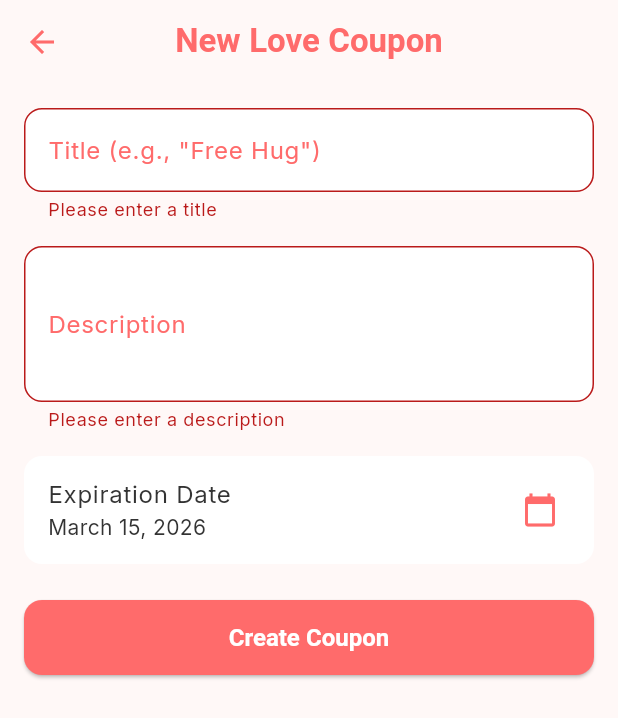
After one commit to munkh-hustle/muchi, a Flutter app: the AddEditCouponScreen screen opened directly, after a tap on "Create Coupon", on a phone screen of 412 x 824 dp. The commit adds this screen. Shown: the top 718 px of the screen. Run offline on Flutter 3.47's test engine with Material 3 defaults, Android fonts, the phone set to English and light mode, and no system bars; our stand-ins replace file_picker, google_fonts, share_plus, shared_preferences; accounts and stored records are empty; Roboto replaces fonts that are missing (DancingScript); project files that could hold a hidden picture were left out.

Commit message:
v31 Added Love Coupon For Valentine

```diff
--- /dev/null
+++ b/lib/data/love_coupon.dart
@@ -0,0 +1,41 @@
+// lib\data\love_coupon.dart
+class LoveCoupon {
+  final String id;
+  final String title;
+  final String description;
+  final DateTime expirationDate;
+  final bool isRedeemed;
+  final DateTime createdAt;
+
+  LoveCoupon({
+    required this.id,
+    required this.title,
+    required this.description,
+    required this.expirationDate,
+    this.isRedeemed = false,
+    DateTime? createdAt,
+  }) : createdAt = createdAt ?? DateTime.now();
+
+  // For JSON serialization
+  factory LoveCoupon.fromJson(Map<String, dynamic> json) {
+    return LoveCoupon(
+      id: json['id'],
+      title: json['title'],
+      description: json['description'],
+      expirationDate: DateTime.parse(json['expirationDate']),
+      isRedeemed: json['isRedeemed'] ?? false,
+      createdAt: DateTime.parse(json['createdAt']),
+    );
+  }
+
+  Map<String, dynamic> toJson() {
+    return {
+      'id': id,
+      'title': title,
+      'description': description,
+      'expirationDate': expirationDate.toIso8601String(),
+      'isRedeemed': isRedeemed,
+      'createdAt': createdAt.toIso8601String(),
+    };
+  }
+}
--- a/lib/main.dart
+++ b/lib/main.dart
@@ -2,6 +2,7 @@
 import 'package:flutter/material.dart';
 import 'package:google_fonts/google_fonts.dart';
 import 'package:muchi/providers/chat_provider.dart';
+import 'package:muchi/providers/love_coupon_provider.dart';
 import 'package:provider/provider.dart';
 import 'package:muchi/providers/memory_provider.dart';
 import 'package:muchi/screens/timeline_screen.dart';
@@ -21,6 +22,7 @@ class LoveDiaryApp extends StatelessWidget {
       providers: [
         ChangeNotifierProvider(create: (context) => MemoryProvider()),
         ChangeNotifierProvider(create: (context) => ChatProvider()),
+        ChangeNotifierProvider(create: (context) => LoveCouponProvider()),
       ],
       child: MaterialApp(
         title: 'MuChi Love Diary',
--- /dev/null
+++ b/lib/providers/love_coupon_provider.dart
@@ -0,0 +1,70 @@
+import 'package:flutter/material.dart';
+import 'package:muchi/data/love_coupon.dart';
+import 'package:muchi/services/storage_service.dart'; // Reuse existing storage, but we'll add methods
+
+class LoveCouponProvider extends ChangeNotifier {
+  List<LoveCoupon> _coupons = [];
+
+  List<LoveCoupon> get coupons => List.unmodifiable(_coupons);
+  int get count => _coupons.length;
+
+  LoveCouponProvider() {
+    _loadCoupons();
+  }
+
+  Future<void> _loadCoupons() async {
+    _coupons = await StorageService.loadCoupons();
+    _sortCoupons();
+    notifyListeners();
+  }
+
+  Future<void> addCoupon(LoveCoupon coupon) async {
+    _coupons.add(coupon);
+    _sortCoupons();
+    await StorageService.saveCoupons(_coupons);
+    notifyListeners();
+  }
+
+  Future<void> deleteCoupon(LoveCoupon coupon) async {
+    _coupons.remove(coupon);
+    await StorageService.saveCoupons(_coupons);
+    notifyListeners();
+  }
+
+  Future<void> updateCoupon(String id, LoveCoupon newCoupon) async {
+    final index = _coupons.indexWhere((c) => c.id == id);
+    if (index != -1) {
+      _coupons[index] = newCoupon;
+      _sortCoupons();
+      await StorageService.saveCoupons(_coupons);
+      notifyListeners();
+    }
+  }
+
+  Future<void> toggleRedeem(String id) async {
+    final index = _coupons.indexWhere((c) => c.id == id);
+    if (index != -1) {
+      final coupon = _coupons[index];
+      _coupons[index] = LoveCoupon(
+        id: coupon.id,
+        title: coupon.title,
+        description: coupon.description,
+        expirationDate: coupon.expirationDate,
+        isRedeemed: !coupon.isRedeemed,
+        createdAt: coupon.createdAt,
+      );
+      await StorageService.saveCoupons(_coupons);
+      notifyListeners();
+    }
+  }
+
+  void _sortCoupons() {
+    _coupons.sort((a, b) => b.createdAt.compareTo(a.createdAt)); // Newest first
+  }
+
+  Future<void> clearAll() async {
+    _coupons.clear();
+    await StorageService.clearCoupons();
+    notifyListeners();
+  }
+}
--- /dev/null
+++ b/lib/screens/add_edit_coupon_screen.dart
@@ -0,0 +1,129 @@
+import 'package:flutter/material.dart';
+import 'package:muchi/data/love_coupon.dart';
+import 'package:muchi/providers/love_coupon_provider.dart';
+import 'package:provider/provider.dart';
+import 'package:intl/intl.dart';
+
+class AddEditCouponScreen extends StatefulWidget {
+  final LoveCoupon? coupon;
+
+  const AddEditCouponScreen({super.key, this.coupon});
+
+  @override
+  State<AddEditCouponScreen> createState() => _AddEditCouponScreenState();
+}
+
+class _AddEditCouponScreenState extends State<AddEditCouponScreen> {
+  final _formKey = GlobalKey<FormState>();
+  final _titleController = TextEditingController();
+  final _descriptionController = TextEditingController();
+  DateTime _expirationDate = DateTime.now().add(const Duration(days: 30));
+
+  @override
+  void initState() {
+    super.initState();
+    if (widget.coupon != null) {
+      _titleController.text = widget.coupon!.title;
+      _descriptionController.text = widget.coupon!.description;
+      _expirationDate = widget.coupon!.expirationDate;
+    }
+  }
+
+  @override
+  void dispose() {
+    _titleController.dispose();
+    _descriptionController.dispose();
+    super.dispose();
+  }
+
+  Future<void> _selectExpirationDate() async {
+    final picked = await showDatePicker(
+      context: context,
+      initialDate: _expirationDate,
+      firstDate: DateTime.now(),
+      lastDate: DateTime.now().add(const Duration(days: 365 * 5)),
+    );
+    if (picked != null) {
+      setState(() {
+        _expirationDate = picked;
+      });
+    }
+  }
+
+  @override
+  Widget build(BuildContext context) {
+    return Scaffold(
+      appBar: AppBar(
+        title: Text(widget.coupon == null ? 'New Love Coupon' : 'Edit Love Coupon'),
+        backgroundColor: const Color(0xFFFFF8F7),
+        elevation: 0,
+        iconTheme: const IconThemeData(color: Color(0xFFFF6B6B)),
+      ),
+      backgroundColor: const Color(0xFFFFF8F7),
+      body: Padding(
+        padding: const EdgeInsets.all(16.0),
+        child: Form(
+          key: _formKey,
+          child: Column(
+            children: [
+              TextFormField(
+                controller: _titleController,
+                decoration: InputDecoration(
+                  labelText: 'Title (e.g., "Free Hug")',
+                  border: OutlineInputBorder(borderRadius: BorderRadius.circular(12)),
+                ),
+                validator: (value) => value!.isEmpty ? 'Please enter a title' : null,
+              ),
+              const SizedBox(height: 16),
+              TextFormField(
+                controller: _descriptionController,
+                decoration: InputDecoration(
+                  labelText: 'Description',
+                  border: OutlineInputBorder(borderRadius: BorderRadius.circular(12)),
+                ),
+                maxLines: 3,
+                validator: (value) => value!.isEmpty ? 'Please enter a description' : null,
+              ),
+              const SizedBox(height: 16),
+              ListTile(
+                title: const Text('Expiration Date'),
+                subtitle: Text(DateFormat('MMMM dd, yyyy').format(_expirationDate)),
+                trailing: const Icon(Icons.calendar_today),
+                onTap: _selectExpirationDate,
+              ),
+              const SizedBox(height: 24),
+              ElevatedButton(
+                onPressed: () {
+                  if (_formKey.currentState!.validate()) {
+                    final provider = context.read<LoveCouponProvider>();
+                    final id = widget.coupon?.id ?? DateTime.now().millisecondsSinceEpoch.toString();
+                    final coupon = LoveCoupon(
+                      id: id,
+                      title: _titleController.text,
+                      description: _descriptionController.text,
+                      expirationDate: _expirationDate,
+                      isRedeemed: widget.coupon?.isRedeemed ?? false,
+                      createdAt: widget.coupon?.createdAt,
+                    );
+                    if (widget.coupon == null) {
+                      provider.addCoupon(coupon);
+                    } else {
+                      provider.updateCoupon(id, coupon);
+                    }
+                    Navigator.pop(context);
+                  }
+                },
+                style: ElevatedButton.styleFrom(
+                  backgroundColor: const Color(0xFFFF6B6B),
+                  minimumSize: const Size(double.infinity, 50),
+                  shape: RoundedRectangleBorder(borderRadius: BorderRadius.circular(12)),
+                ),
+                child: Text(widget.coupon == null ? 'Create Coupon' : 'Update Coupon'),
+              ),
+            ],
+          ),
+        ),
+      ),
+    );
+  }
+}
```
Also changed, not shown: lib/screens/love_coupon_screen.dart (added, +208 -0 lines), lib/screens/settings_screen.dart (+74 -15 lines), lib/screens/timeline_screen.dart (+10 -4 lines), lib/services/data_service.dart (+134 -0 lines), lib/services/storage_service.dart (+40 -0 lines).
